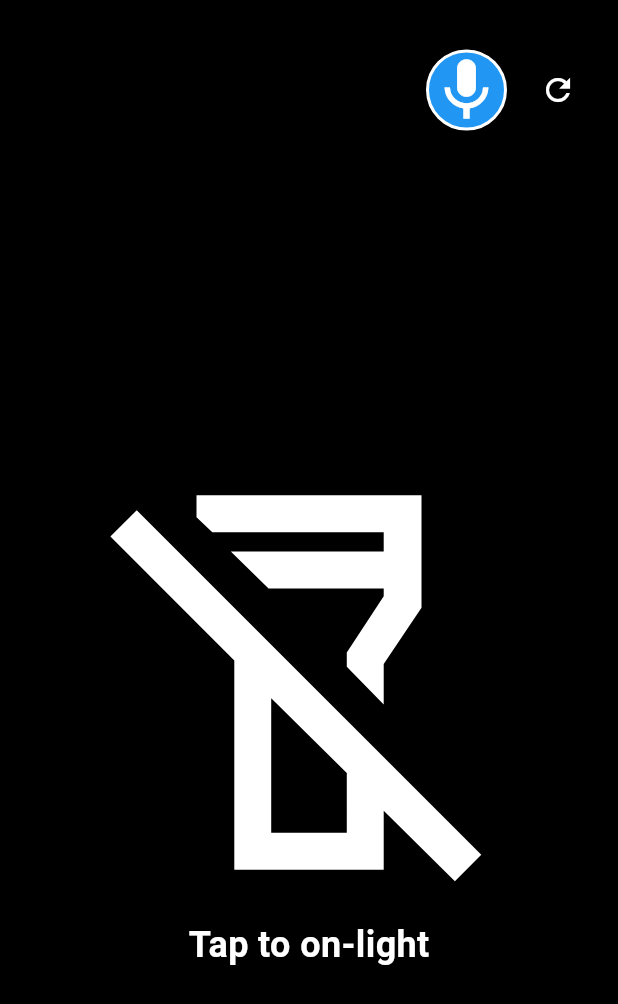
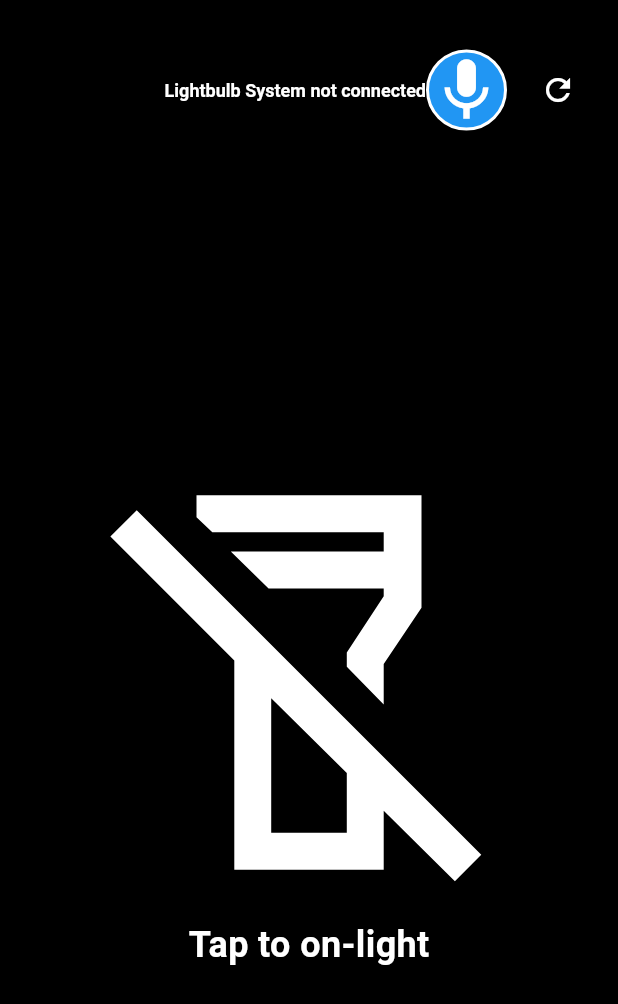
Before and after one commit to SAINTILLION/lamp_bot, a Flutter app: the FlashlightScreen screen opened directly, after a tap on the "refresh" icon, on a phone screen of 412 x 824 dp. Shown: the top 1004 px of the screen. Run offline on Flutter 3.47's test engine with Material 3 defaults, Android fonts, the phone set to English and light mode, and no system bars; drawn by our look-alikes of avatar_glow; our stand-ins replace flutter_blue_plus, permission_handler, speech_to_text.

Commit message:
added the permission for bluetooth

```diff
--- a/lib/presentation/flashlight.dart
+++ b/lib/presentation/flashlight.dart
@@ -1,149 +1,131 @@
+import 'package:flutter/material.dart';
+import 'package:flutter_blue_plus/flutter_blue_plus.dart';
+import 'package:speech_to_text/speech_to_text.dart' as stt;
+import 'package:permission_handler/permission_handler.dart';
 import 'package:avatar_glow/avatar_glow.dart';
-import 'package:flutter/material.dart';
-import 'package:speech_to_text/speech_to_text.dart' as stt;
-import 'package:flutter_bluetooth_serial/flutter_bluetooth_serial.dart';
-import 'package:permission_handler/permission_handler.dart';
-import 'dart:convert';
-import 'dart:typed_data';
 
 class FlashlightScreen extends StatefulWidget {
-  const FlashlightScreen({super.key});
+  const FlashlightScreen({Key? key}) : super(key: key);
 
   @override
   State<FlashlightScreen> createState() => _FlashlightScreenState();
 }
 
 class _FlashlightScreenState extends State<FlashlightScreen> {
-  bool isFlashlightOn = false; // This means the light is off
+  bool isFlashlightOn = false;
   late stt.SpeechToText _speech;
   bool isMicOn = false;
-  BluetoothConnection? connection;
+  BluetoothDevice? device;
+  BluetoothCharacteristic? characteristic;
   bool isConnected = false;
-  BluetoothDevice? device; // Store the Bluetooth device
 
   @override
   void initState() {
     super.initState();
     _speech = stt.SpeechToText();
-    _requestBluetoothPermissions(); // Request permissions at runtime
+    _requestPermissions();
   }
 
-  Future<void> _requestBluetoothPermissions() async {
-    // Requesting Bluetooth permissions
-    if (await Permission.bluetooth.isDenied) {
-      await Permission.bluetooth.request();
-    }
+  Future<void> _requestPermissions() async {
+    await [
+      Permission.bluetooth,
+      Permission.bluetoothScan,
+      Permission.bluetoothConnect,
+      Permission.location,
+    ].request();
 
-    if (await Permission.bluetoothScan.isDenied) {
-      await Permission.bluetoothScan.request();
-    }
-
-    if (await Permission.bluetoothConnect.isDenied) {
-      await Permission.bluetoothConnect.request();
-    }
-
-    if (await Permission.location.isDenied) {
-      await Permission.location.request();
-    }
-
-    // After permissions are granted, attempt to connect to Bluetooth
     if (await Permission.bluetooth.isGranted &&
         await Permission.bluetoothScan.isGranted &&
         await Permission.bluetoothConnect.isGranted &&
         await Permission.location.isGranted) {
-      _connectToBluetooth();
+      _initBluetooth();
     } else {
       ScaffoldMessenger.of(context).showSnackBar(
-        const SnackBar(
-          content: Text('Bluetooth and Location permissions are required.'),
-        ),
+        const SnackBar(content: Text('Bluetooth and Location permissions are required.')),
       );
     }
   }
 
-  Future<void> _connectToBluetooth() async {
-    // Find the device to connect to
-    List<BluetoothDevice> devices =
-        await FlutterBluetoothSerial.instance.getBondedDevices();
-    device = devices.firstWhere(
-        (d) => d.name == 'Lightbulb Systemm',
-        orElse: () => devices.first);
+  Future<void> _initBluetooth() async {
+    FlutterBluePlus.adapterState.listen((state) {
+      if (state == BluetoothAdapterState.on) {
+        _scanAndConnect();
+      }
+    });
 
-    if (device == null) {
-      ScaffoldMessenger.of(context).showSnackBar(
-        const SnackBar(
-          content: Text('Device not found, switch on bluetooth and refresh'),
-        ),
-      );
-      return;
-    }
-
-    try {
-      BluetoothConnection.toAddress(device!.address).then((connection) {
-        this.connection = connection;
-
-        setState(() {
-          isConnected = true;
-        });
-        ScaffoldMessenger.of(context).showSnackBar(
-          const SnackBar(
-            content: Text('Successfully connected to the Lightbulb Systemm!'),
-          ),
-        );
-        connection.input?.listen((Uint8List data) {
-
-        }).onDone(() {
-          setState(() {
-            isConnected = false;
-          });
-          ScaffoldMessenger.of(context).showSnackBar(
-            const SnackBar(
-            content: Text('Disconnected from the Lightbulb Systemm.'),
-        ),
-      );
-        });
-      });
-    } catch (e) {
-      print('Error connecting to device: $e');
+    if (await FlutterBluePlus.isSupported) {
+      await FlutterBluePlus.turnOn();
     }
   }
 
-  void _sendBluetoothMessage(String message) {
-    if (isConnected && connection != null) {
-      connection!.output.add(Uint8List.fromList(utf8.encode(message)));
+  Future<void> _scanAndConnect() async {
+    await FlutterBluePlus.startScan(timeout: const Duration(seconds: 5));
+    FlutterBluePlus.scanResults.listen((results) {
+      for (ScanResult r in results) {
+        if (r.device.platformName == 'Lightbulb System') {
+          _connectToDevice(r.device);
+          break;
+        }
+      }
+    });
+  }
+
+  Future<void> _connectToDevice(BluetoothDevice device) async {
+    try {
+      await device.connect();
+      setState(() {
+        this.device = device;
+        isConnected = true;
+        ScaffoldMessenger.of(context).showSnackBar(
+          const SnackBar(content: Text('Connected to the Lightbulb System.')),
+        );
+
+      });
+      _discoverServices();
+    } catch (e) {
+      ScaffoldMessenger.of(context).showSnackBar(
+        const SnackBar(content: Text('An issue has occurred')),
+      );
+    }
+  }
+
+  Future<void> _discoverServices() async {
+    List<BluetoothService> services = await device!.discoverServices();
+    for (BluetoothService service in services) {
+      for (BluetoothCharacteristic c in service.characteristics) {
+        if (c.properties.write) {
+          characteristic = c;
+          break;
+        }
+      }
+      if (characteristic != null) break;
     }
   }
 
   void _toggleFlashlight() {
-    if (isConnected && device?.name == 'Lightbulb System') {
+    if (isConnected && characteristic != null) {
       setState(() {
         isFlashlightOn = !isFlashlightOn;
-        _sendBluetoothMessage(isFlashlightOn ? '1' : '0');
+        _writeCharacteristic(isFlashlightOn ? '1' : '0');
       });
-      ScaffoldMessenger.of(context).showSnackBar(
-        const SnackBar(
-          content: Text('Connected to the Lightbulb System.'),
-        ),
-      );
     } else {
       ScaffoldMessenger.of(context).showSnackBar(
-        const SnackBar(
-          content: Text('Not connected to the Lightbulb System.'),
-        ),
+        const SnackBar(content: Text('Not connected to the Lightbulb System.')),
       );
     }
   }
 
+  Future<void> _writeCharacteristic(String value) async {
+    if (characteristic != null) {
+      await characteristic!.write(value.codeUnits);
+    }
+  }
+
   void _handleMicTap() async {
-    if (isConnected && device?.name == 'Lightbulb System') {
+    if (isConnected && characteristic != null) {
       setState(() {
         isMicOn = !isMicOn;
       });
-      ScaffoldMessenger.of(context).showSnackBar(
-        const SnackBar(
-          content: Text('Connected to the Lightbulb System.'),
-        ),
-      );
 
       if (isMicOn) {
         bool available = await _speech.initialize();
@@ -152,12 +134,12 @@ class _FlashlightScreenState extends State<FlashlightScreen> {
             if (result.recognizedWords.toLowerCase() == 'on') {
               setState(() {
                 isFlashlightOn = true;
-                _sendBluetoothMessage('1');
+                _writeCharacteristic('1');
               });
             } else if (result.recognizedWords.toLowerCase() == 'off') {
               setState(() {
                 isFlashlightOn = false;
-                _sendBluetoothMessage('0');
+                _writeCharacteristic('0');
               });
             }
           });
@@ -167,13 +149,10 @@ class _FlashlightScreenState extends State<FlashlightScreen> {
       }
     } else {
       ScaffoldMessenger.of(context).showSnackBar(
-        const SnackBar(
-          content: Text('Not connected to the Lightbulb System.'),
-        ),
+        const SnackBar(content: Text('Not connected to the Lightbulb System.')),
       );
     }
   }
-
 
   @override
   Widget build(BuildContext context) {
@@ -186,11 +165,14 @@ class _FlashlightScreenState extends State<FlashlightScreen> {
           child: Row(
             mainAxisSize: MainAxisSize.min,
             children: [
+              Text(
+                (isConnected == true) ? "Lightbulb System conncected" : "Lightbulb System not connected",
+                style: const TextStyle(color: Colors.white, fontWeight: FontWeight.bold, fontSize: 12)
+              ),
               InkWell(
                 onTap: _handleMicTap,
                 child: AvatarGlow(
-                  glowColor:
-                      isFlashlightOn == false ? Colors.white : Colors.black,
+                  glowColor: isFlashlightOn ? Colors.black : Colors.white,
                   glowShape: BoxShape.circle,
                   glowRadiusFactor: 3,
                   animate: isMicOn,
@@ -202,39 +184,27 @@ class _FlashlightScreenState extends State<FlashlightScreen> {
                       color: Colors.blue,
                       shape: BoxShape.circle,
                       border: Border.all(
-                        color: isFlashlightOn == false
-                            ? Colors.white
-                            : Colors.black,
+                        color: isFlashlightOn ? Colors.black : Colors.white,
                         width: 2.0,
                       ),
                     ),
-                    child: const Icon(
-                      Icons.mic,
-                      size: 50,
-                    ),
+                    child: const Icon(Icons.mic, size: 50),
                   ),
                 ),
               ),
               const SizedBox(width: 10),
               IconButton(
                 icon: const Icon(Icons.refresh),
-                onPressed: () {
-                  setState(() {
-                    _requestBluetoothPermissions();
-                  });
-                },
+                onPressed: _scanAndConnect,
               ),
             ],
           ),
         ),
         automaticallyImplyLeading: false,
-        backgroundColor:
-            isFlashlightOn == false ? Colors.black : Colors.white,
-        foregroundColor:
-            isFlashlightOn == false ? Colors.white : Colors.black,
+        backgroundColor: isFlashlightOn ? Colors.white : Colors.black,
+        foregroundColor: isFlashlightOn ? Colors.black : Colors.white,
       ),
-      backgroundColor:
-          isFlashlightOn == false ? Colors.black : Colors.white,
+      backgroundColor: isFlashlightOn ? Colors.white : Colors.black,
       body: Padding(
         padding: const EdgeInsets.all(32.0),
         child: Center(
@@ -243,20 +213,16 @@ class _FlashlightScreenState extends State<FlashlightScreen> {
             children: [
               IconButton(
                 icon: Icon(
-                  isFlashlightOn == false
-                      ? Icons.flashlight_off_outlined
-                      : Icons.flashlight_on,
-                  color:
-                      isFlashlightOn == false ? Colors.white : Colors.blue,
+                  isFlashlightOn ? Icons.flashlight_on : Icons.flashlight_off_outlined,
+                  color: isFlashlightOn ? Colors.blue : Colors.white,
                   size: 300,
                 ),
                 onPressed: _toggleFlashlight,
-                color: Colors.white,
               ),
               Text(
-                isFlashlightOn == false ? "Tap to on-light" : "Tap to off-light",
+                isFlashlightOn ? "Tap to off-light" : "Tap to on-light",
                 style: TextStyle(
-                  color: isFlashlightOn == false ? Colors.white : Colors.black,
+                  color: isFlashlightOn ? Colors.black : Colors.white,
                   fontSize: 24,
                   fontWeight: FontWeight.bold,
                 ),
@@ -270,9 +236,8 @@ class _FlashlightScreenState extends State<FlashlightScreen> {
 
   @override
   void dispose() {
-    if (isConnected) {
-      connection?.close();
-    }
+    FlutterBluePlus.stopScan();
+    device?.disconnect();
     super.dispose();
   }
 }
--- a/pubspec.yaml
+++ b/pubspec.yaml
@@ -31,7 +31,7 @@ dependencies:
     sdk: flutter
   speech_to_text: ^7.0.0
   avatar_glow: ^3.0.1
-  flutter_bluetooth_serial: ^0.4.0
+  flutter_blue_plus: ^1.32.12
   permission_handler: ^11.3.1
 
 
```
Also changed, not shown: pubspec.lock, 1 other file.
